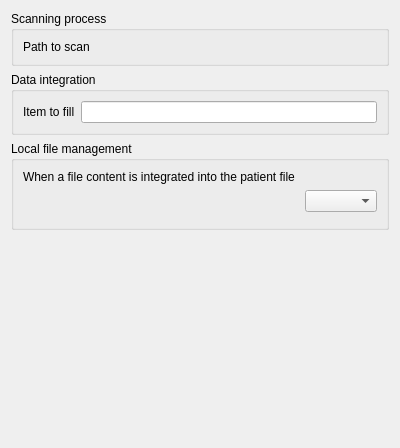
The window that plugins/toolsplugin/hprimintegrator/hprimpreferences.ui (FreeHealth/freehealth) describes before a commit, drawn with Qt 5.
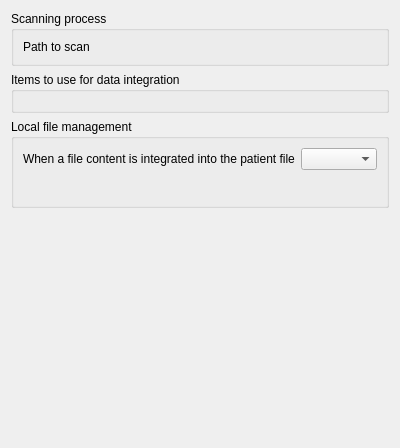
The same window after the commit. Custom widgets are drawn as their Qt base class.

Commit message: HPRIM file importation to patient file optional feature (beta code, mostly functional)

Patch:
```diff
--- a/plugins/toolsplugin/hprimintegrator/hprimpreferences.ui
+++ b/plugins/toolsplugin/hprimintegrator/hprimpreferences.ui
@@ -36,18 +36,11 @@
    <item row="1" column="0">
     <widget class="QGroupBox" name="groupBox_2">
      <property name="title">
-      <string>Data integration</string>
+      <string>Items to use for data integration</string>
      </property>
      <layout class="QGridLayout" name="gridLayout_3">
       <item row="0" column="0">
-       <widget class="QLabel" name="label_2">
-        <property name="text">
-         <string>Item to fill</string>
-        </property>
-       </widget>
-      </item>
-      <item row="0" column="1">
-       <widget class="QLineEdit" name="formItemUid"/>
+       <widget class="Views::StringListView" name="items" native="true"/>
       </item>
      </layout>
     </widget>
@@ -58,33 +51,27 @@
       <string>Local file management</string>
      </property>
      <layout class="QGridLayout" name="gridLayout_4">
-      <item row="0" column="0">
-       <widget class="QLabel" name="label_3">
-        <property name="text">
-         <string>When a file content is integrated into the patient file</string>
-        </property>
-       </widget>
-      </item>
       <item row="1" column="0">
        <layout class="QGridLayout" name="gridLayout">
-        <item row="0" column="1">
-         <widget class="QComboBox" name="fileManagement"/>
-        </item>
-        <item row="0" column="0">
-         <spacer name="horizontalSpacer">
-          <property name="orientation">
-           <enum>Qt::Horizontal</enum>
-          </property>
-          <property name="sizeHint" stdset="0">
+        <item row="1" column="1">
+         <widget class="Utils::PathChooser" name="pathForIntegratedFiles" native="true">
+          <property name="minimumSize">
            <size>
-            <width>40</width>
+            <width>0</width>
             <height>20</height>
            </size>
           </property>
-         </spacer>
+         </widget>
         </item>
-        <item row="1" column="1">
-         <widget class="Utils::PathChooser" name="pathForIntegratedFiles" native="true"/>
+        <item row="0" column="1">
+         <widget class="QComboBox" name="fileManagement"/>
+        </item>
+        <item row="0" column="0">
+         <widget class="QLabel" name="label_3">
+          <property name="text">
+           <string>When a file content is integrated into the patient file</string>
+          </property>
+         </widget>
         </item>
        </layout>
       </item>
@@ -113,6 +100,12 @@
    <header location="global">utils/widgets/pathchooser.h</header>
    <container>1</container>
   </customwidget>
+  <customwidget>
+   <class>Views::StringListView</class>
+   <extends>QWidget</extends>
+   <header location="global">listviewplugin/stringlistview.h</header>
+   <container>1</container>
+  </customwidget>
  </customwidgets>
  <resources/>
  <connections/>
```
The commit also changes 11 other files.
